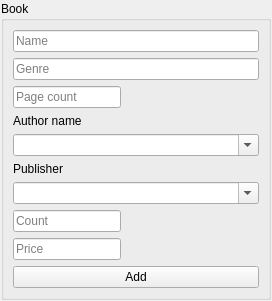
This is ui/bookAddingForm.ui in Kamikoto-sama/NetBookShop as Qt 5 draws it before an edit. The edited form follows.
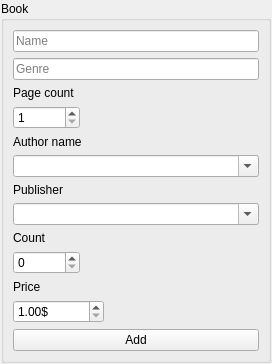
This is the edited form.

```diff
--- a/ui/bookAddingForm.ui
+++ b/ui/bookAddingForm.ui
@@ -7,7 +7,7 @@
     <x>0</x>
     <y>0</y>
     <width>272</width>
-    <height>278</height>
+    <height>335</height>
    </rect>
   </property>
   <property name="windowTitle">
@@ -49,13 +49,29 @@
         </property>
        </widget>
       </item>
-      <item alignment="Qt::AlignLeft">
-       <widget class="QLineEdit" name="pageCountEdit">
-        <property name="placeholderText">
+      <item>
+       <widget class="QLabel" name="label_3">
+        <property name="text">
          <string>Page count</string>
         </property>
-        <property name="clearButtonEnabled">
-         <bool>false</bool>
+       </widget>
+      </item>
+      <item alignment="Qt::AlignLeft">
+       <widget class="QSpinBox" name="pageCountEdit">
+        <property name="suffix">
+         <string/>
+        </property>
+        <property name="minimum">
+         <number>1</number>
+        </property>
+        <property name="maximum">
+         <number>999999999</number>
+        </property>
+        <property name="value">
+         <number>1</number>
+        </property>
+        <property name="displayIntegerBase">
+         <number>10</number>
         </property>
        </widget>
       </item>
@@ -71,11 +87,6 @@
         <property name="editable">
          <bool>true</bool>
         </property>
-        <item>
-         <property name="text">
-          <string/>
-         </property>
-        </item>
        </widget>
       </item>
       <item>
@@ -90,27 +101,51 @@
         <property name="editable">
          <bool>true</bool>
         </property>
-        <item>
-         <property name="text">
-          <string/>
-         </property>
-        </item>
        </widget>
       </item>
-      <item alignment="Qt::AlignLeft">
-       <widget class="QLineEdit" name="countEdit">
-        <property name="placeholderText">
+      <item>
+       <widget class="QLabel" name="label_4">
+        <property name="text">
          <string>Count</string>
         </property>
        </widget>
       </item>
       <item alignment="Qt::AlignLeft">
-       <widget class="QLineEdit" name="priceEdit">
-        <property name="placeholderText">
+       <widget class="QSpinBox" name="countEdit">
+        <property name="buttonSymbols">
+         <enum>QAbstractSpinBox::UpDownArrows</enum>
+        </property>
+        <property name="maximum">
+         <number>999999999</number>
+        </property>
+       </widget>
+      </item>
+      <item>
+       <widget class="QLabel" name="label_5">
+        <property name="text">
          <string>Price</string>
         </property>
        </widget>
       </item>
+      <item alignment="Qt::AlignLeft">
+       <widget class="QDoubleSpinBox" name="priceEdit">
+        <property name="locale">
+         <locale language="English" country="UnitedStates"/>
+        </property>
+        <property name="suffix">
+         <string>$</string>
+        </property>
+        <property name="decimals">
+         <number>2</number>
+        </property>
+        <property name="minimum">
+         <double>1.000000000000000</double>
+        </property>
+        <property name="maximum">
+         <double>999999.000000000000000</double>
+        </property>
+       </widget>
+      </item>
       <item>
        <widget class="QPushButton" name="addBtn">
         <property name="cursor">
```
